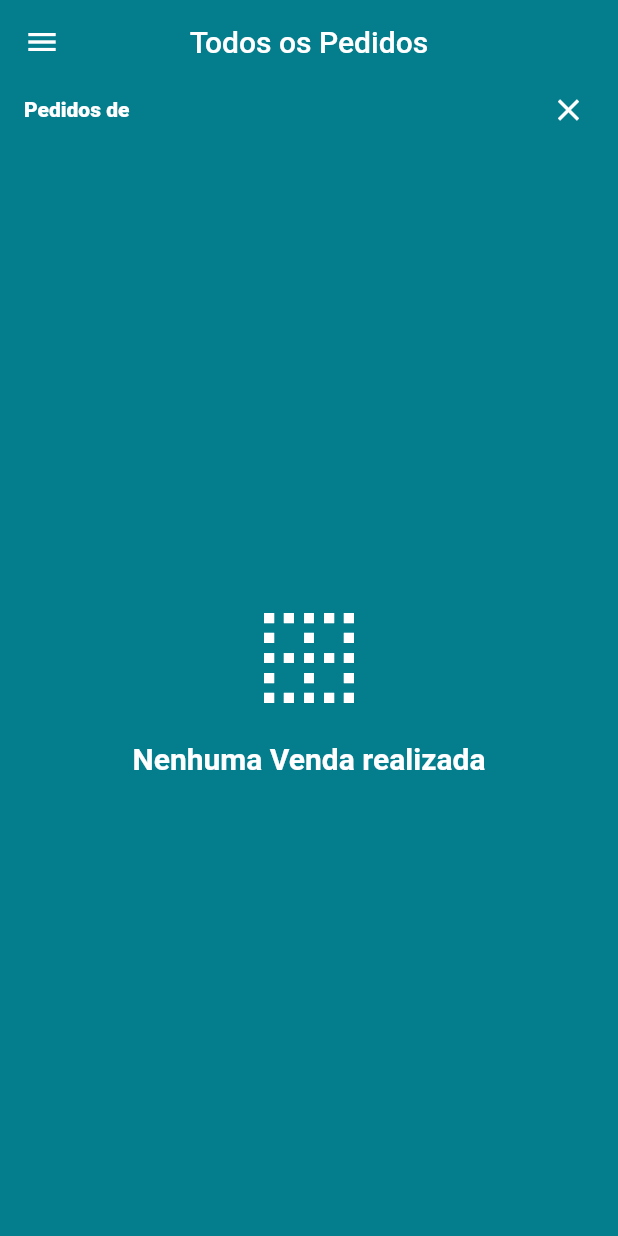
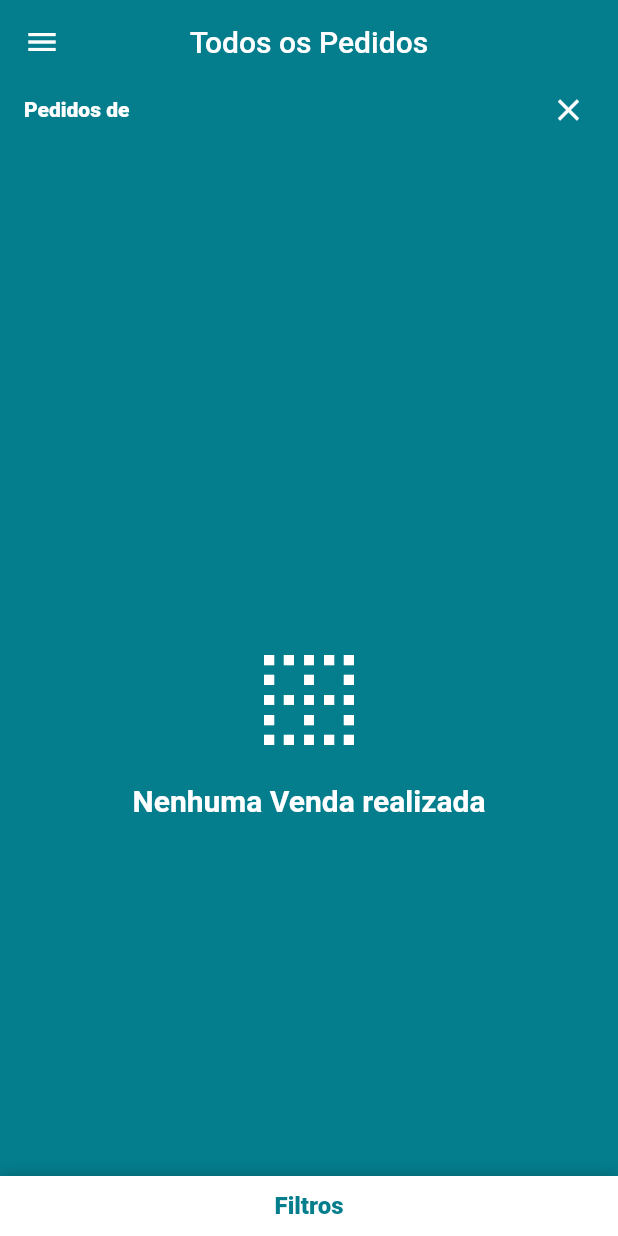
Before and after one commit to clenilsonsilva/loja_virtual_flutter, a Flutter app: the AdminOrdersScrren screen opened directly, on a phone screen of 412 x 824 dp. Run offline on Flutter 3.47's test engine with Material 2 defaults, Android fonts, the phone set to English and light mode, and no system bars; drawn by our look-alikes of sliding_up_panel; our stand-ins replace brasil_fields, carousel_slider, cloud_firestore, dio, firebase_auth, firebase_core and 7 more; missing offline and left inert: alphabet_list_scroll_view; accounts and stored records are empty.

Commit message:
secao 20: Exibinto todos os pedidos (Admin)

```diff
--- a/lib/models/admin_orders_manager.dart
+++ b/lib/models/admin_orders_manager.dart
@@ -7,9 +7,10 @@ import 'order.dart';
 import 'user.dart';
 
 class AdminOrdersManager extends ChangeNotifier {
-  List<Orderr> _orders = [];
+  final List<Orderr> _orders = [];
 
   Userr? userFilter;
+  List<Status> statusFilter = [Status.preparing];
 
   final firestore = FirebaseFirestore.instance;
   StreamSubscription? _subscription;
@@ -26,7 +27,9 @@ class AdminOrdersManager extends ChangeNotifier {
     if (userFilter != null) {
       output = output.where((o) => o.userId == userFilter?.id).toList();
     }
-    return output;
+
+    return output =
+        output.where((o) => statusFilter.contains(o.status)).toList();
   }
 
   void _listenToOrders() {
@@ -57,6 +60,18 @@ class AdminOrdersManager extends ChangeNotifier {
     notifyListeners();
   }
 
+  void setStatusFilter(Status status, bool? enabled) {
+    if (enabled != null) {
+      if (enabled) {
+        statusFilter.add(status);
+      }
+      else {
+        statusFilter.remove(status);
+      }
+    }
+    notifyListeners();
+  }
+
   @override
   void dispose() {
     super.dispose();
--- a/lib/screen/admin_orders/admin_orders_screen.dart
+++ b/lib/screen/admin_orders/admin_orders_screen.dart
@@ -1,29 +1,41 @@
 import 'package:flutter/material.dart';
 import 'package:loja_virtual/common/custom_iconbutton.dart';
 import 'package:provider/provider.dart';
+import 'package:sliding_up_panel/sliding_up_panel.dart';
 
 import '../../common/Custom_drawer/custom_drawer.dart';
 import '../../common/empty_card.dart';
 import '../../models/admin_orders_manager.dart';
 import '../../common/order/order_tile.dart';
+import '../../models/order.dart';
 
-class AdminOrdersScrren extends StatelessWidget {
+class AdminOrdersScrren extends StatefulWidget {
   const AdminOrdersScrren({super.key});
 
   @override
+  State<AdminOrdersScrren> createState() => _AdminOrdersScrrenState();
+}
+
+class _AdminOrdersScrrenState extends State<AdminOrdersScrren> {
+  final panelController = PanelController();
+
+  @override
   Widget build(BuildContext context) {
+    final pc = Theme.of(context).primaryColor;
     return Scaffold(
       drawer: const CustomDrawer(),
       appBar: AppBar(
         title: const Text('Todos os Pedidos'),
         centerTitle: true,
-        backgroundColor: Theme.of(context).primaryColor,
+        backgroundColor: pc,
       ),
       body: Consumer<AdminOrdersManager>(
         builder: (_, ordersManager, __) {
           final filteredOrders = ordersManager.filteredOrders;
 
-          return Column(
+          return SlidingUpPanel(
+            controller: panelController,
+            body: Column(
               children: [
                 if (ordersManager.userFilter != null)
                   Padding(
@@ -68,6 +80,51 @@ class AdminOrdersScrren extends StatelessWidget {
                         ),
                       ),
               ],
+            ),
+            minHeight: 40,
+            maxHeight: 250,
+            panel: Column(
+              children: [
+                GestureDetector(
+                  child: Container(
+                    alignment: Alignment.center,
+                    color: Colors.transparent,
+                    height: 40,
+                    child: Text(
+                      'Filtros',
+                      style: TextStyle(
+                        color: pc,
+                        fontWeight: FontWeight.w800,
+                        fontSize: 16,
+                      ),
+                    ),
+                  ),
+                  onTap: () {
+                    panelController.isPanelClosed
+                        ? panelController.open()
+                        : panelController.close();
+                  },
+                ),
+                Expanded(
+                  child: Column(
+                    mainAxisAlignment: MainAxisAlignment.spaceBetween,
+                    children: Status.values.map<Widget>(
+                      (s) {
+                        return CheckboxListTile(
+                          activeColor: pc,
+                          value: ordersManager.statusFilter.contains(s),
+                          title: Text(Orderr.getStatusText(s) ?? ''),
+                          dense: true,
+                          onChanged: (v) {
+                            ordersManager.setStatusFilter(s, v);
+                          },
+                        );
+                      },
+                    ).toList(),
+                  ),
+                ),
+              ],
+            ),
           );
         },
       ),
--- a/lib/screen/base/base_screen.dart
+++ b/lib/screen/base/base_screen.dart
@@ -42,7 +42,7 @@ class _BaseScreenState extends State<BaseScreen> {
               ),
               if (userManager.adminEnabled) ...[
                 AdminUsersScreen(),
-                const AdminOrdersScrren(),
+                AdminOrdersScrren(),
               ]
             ],
           );
--- a/pubspec.yaml
+++ b/pubspec.yaml
@@ -25,6 +25,9 @@ dependencies:
   dio: ^5.1.1
   brasil_fields: ^1.9.1
   geolocator: ^9.0.2
+  sliding_up_panel: ^2.0.0+1
+  screenshot: ^1.3.0
+  image_gallery_saver: '^1.7.1'
 
 dev_dependencies:
   flutter_test:
```
Also changed, not shown: lib/common/order/cancel_order_dialog.dart (added, +27 -0 lines), lib/common/order/export_address_dialog.dart (added, +46 -0 lines), lib/common/order/order_tile.dart (+22 -6 lines), pubspec.lock, 2 other files. Lines whose indentation alone changed are shown as unchanged.
